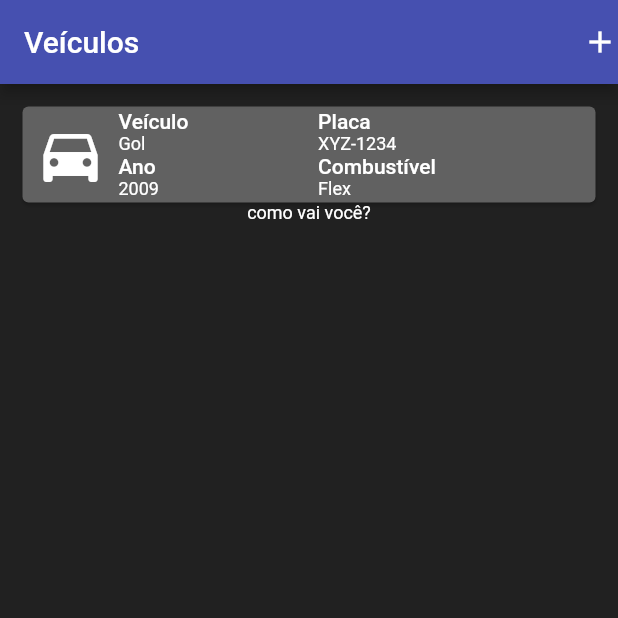
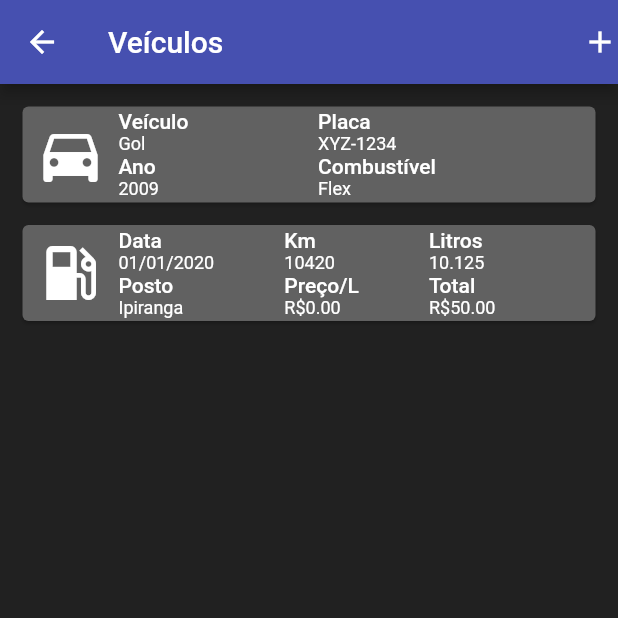
Before and after one commit to NelsonKommander/CarThingy, a Flutter app: the VehiclesPage screen opened directly, on a phone screen of 412 x 824 dp, the top half of it. Run offline on Flutter 3.47's test engine with Material 2 defaults, Android fonts, the phone set to English and light mode, and no system bars.

Commit message:
Added fuel card and started vehicle detais
Signed-off-by: Nelson Ribeiro Reis Filho <47700356+NelsonKommander@users.noreply.github.com>

```diff
--- /dev/null
+++ b/lib/screens/vehicle/vehicles.dart
@@ -0,0 +1,28 @@
+import 'package:carthingy/widgets/cards.dart';
+import 'package:flutter/material.dart';
+
+// bla bla bla
+class VehiclesPage extends StatefulWidget {
+  @override
+  _VehiclesPageState createState() => _VehiclesPageState();
+}
+
+class _VehiclesPageState extends State<VehiclesPage> {
+  @override
+  Widget build(BuildContext context) {
+    return Scaffold(
+        appBar: AppBar(
+          backgroundColor: Theme.of(context).primaryColor,
+          title: Text("Veículos"),
+          actions: <Widget>[Icon(Icons.add, color: Colors.white)],
+        ),
+        body: Container(
+          height: MediaQuery.of(context).size.height,
+          width: MediaQuery.of(context).size.width,
+          decoration: new BoxDecoration(color: Colors.grey[900]),
+          child: Column(
+            children: <Widget>[Vehicle(), Fuel()],
+          ),
+        ));
+  }
+}
--- a/lib/screens/vehicles.dart
+++ /dev/null
@@ -1,80 +0,0 @@
-import 'package:flutter/material.dart';
-
-// bla bla bla
-class VehiclesPage extends StatefulWidget {
-  @override
-  _VehiclesPageState createState() => _VehiclesPageState();
-}
-
-class _VehiclesPageState extends State<VehiclesPage> {
-  @override
-  Widget build(BuildContext context) {
-    return Scaffold(
-        appBar: AppBar(
-          backgroundColor: Theme.of(context).primaryColor,
-          title: Text("Veículos"),
-          actions: <Widget>[Icon(Icons.add, color: Colors.white)],
-        ),
-        body: Container(
-          height: MediaQuery.of(context).size.height,
-          width: MediaQuery.of(context).size.width,
-          decoration: new BoxDecoration(color: Colors.grey[900]),
-          child: Column(
-            children: <Widget>[FrontCardFace(), Text("como vai você?")],
-          ),
-        ));
-  }
-}
-
-class FrontCardFace extends StatelessWidget {
-  @override
-  Widget build(BuildContext context) {
-    return Card(
-      color: Colors.grey[700],
-      margin: EdgeInsets.fromLTRB(15, 15, 15, 0),
-      child: Row(
-        mainAxisSize: MainAxisSize.max,
-        children: [
-          Padding(
-            padding: const EdgeInsets.all(8.0),
-            child: Icon(Icons.directions_car, size: 48, color: Colors.white),
-          ),
-          Expanded(
-                      child: Row(
-              mainAxisSize: MainAxisSize.max,
-              mainAxisAlignment: MainAxisAlignment.spaceBetween,
-              children: [
-                Column(
-                  crossAxisAlignment: CrossAxisAlignment.start,
-                  children: [
-                    Text("Veículo", style: Theme.of(context).textTheme.bodyText1),
-                    Text("Gol", style: Theme.of(context).textTheme.bodyText2),
-                    Text("Ano", style: Theme.of(context).textTheme.bodyText1),
-                    Text("2009", style: Theme.of(context).textTheme.bodyText2)
-                  ],
-                ),
-                Column(
-                  crossAxisAlignment: CrossAxisAlignment.start,
-                  children: [
-                    Text("Placa", style: Theme.of(context).textTheme.bodyText1),
-                    Text("XYZ-1234", style: Theme.of(context).textTheme.bodyText2),
-                    Text("Combustível", style: Theme.of(context).textTheme.bodyText1),
-                    Text("Flex", style: Theme.of(context).textTheme.bodyText2)
-                  ],
-                ),
-                Padding(padding: EdgeInsets.all(10))
-              ],
-            ),
-          )
-        ],
-      ),
-    );
-  }
-}
-
-class BackCardFace extends StatelessWidget {
-  @override
-  Widget build(context) {
-    return Card();
-  }
-}
--- /dev/null
+++ b/lib/widgets/cards.dart
@@ -0,0 +1,111 @@
+import 'package:flutter/material.dart';
+
+class Vehicle extends StatelessWidget {
+  @override
+  Widget build(BuildContext context) {
+    return Card(
+      color: Colors.grey[700],
+      margin: EdgeInsets.fromLTRB(15, 15, 15, 0),
+      child: Row(
+        mainAxisSize: MainAxisSize.max,
+        children: [
+          Padding(
+            padding: const EdgeInsets.all(8.0),
+            child: Icon(Icons.directions_car, size: 48, color: Colors.white),
+          ),
+          Expanded(
+                      child: Row(
+              mainAxisSize: MainAxisSize.max,
+              mainAxisAlignment: MainAxisAlignment.spaceBetween,
+              children: [
+                Column(
+                  crossAxisAlignment: CrossAxisAlignment.start,
+                  children: [
+                    Text("Veículo", style: Theme.of(context).textTheme.bodyText1),
+                    Text("Gol", style: Theme.of(context).textTheme.bodyText2),
+                    Text("Ano", style: Theme.of(context).textTheme.bodyText1),
+                    Text("2009", style: Theme.of(context).textTheme.bodyText2)
+                  ],
+                ),
+                Column(
+                  crossAxisAlignment: CrossAxisAlignment.start,
+                  children: [
+                    Text("Placa", style: Theme.of(context).textTheme.bodyText1),
+                    Text("XYZ-1234", style: Theme.of(context).textTheme.bodyText2),
+                    Text("Combustível", style: Theme.of(context).textTheme.bodyText1),
+                    Text("Flex", style: Theme.of(context).textTheme.bodyText2)
+                  ],
+                ),
+                Padding(padding: EdgeInsets.all(10))
+              ],
+            ),
+          )
+        ],
+      ),
+    );
+  }
+}
+
+class Fuel extends StatelessWidget {
+  @override
+  Widget build(BuildContext context) {
+    return Card(
+      color: Colors.grey[700],
+      margin: EdgeInsets.fromLTRB(15, 15, 15, 0),
+      child: Row(
+        mainAxisSize: MainAxisSize.max,
+        children: [
+          Padding(
+            padding: const EdgeInsets.all(8.0),
+            child: Icon(Icons.local_gas_station, size: 48, color: Colors.white),
+          ),
+          Expanded(
+                      child: Row(
+              mainAxisSize: MainAxisSize.max,
+              mainAxisAlignment: MainAxisAlignment.spaceBetween,
+              children: [
+                Column(
+                  crossAxisAlignment: CrossAxisAlignment.start,
+                  children: [
+                    Text("Data", style: Theme.of(context).textTheme.bodyText1),
+                    Text("01/01/2020", style: Theme.of(context).textTheme.bodyText2),
+                    Text("Posto", style: Theme.of(context).textTheme.bodyText1),
+                    Text("Ipiranga", style: Theme.of(context).textTheme.bodyText2)
+                  ],
+                ),
+                Column(
+                  crossAxisAlignment: CrossAxisAlignment.start,
+                  children: [
+                    Text("Km", style: Theme.of(context).textTheme.bodyText1),
+                    Text("10420", style: Theme.of(context).textTheme.bodyText2),
+                    Text("Preço/L", style: Theme.of(context).textTheme.bodyText1),
+                    Text("R\$0.00", style: Theme.of(context).textTheme.bodyText2)
+                  ],
+                ),
+                Column(
+                  crossAxisAlignment: CrossAxisAlignment.start,
+                  children: [
+                    Text("Litros", style: Theme.of(context).textTheme.bodyText1),
+                    Text("10.125", style: Theme.of(context).textTheme.bodyText2),
+                    Text("Total", style: Theme.of(context).textTheme.bodyText1),
+                    Text("R\$50.00", style: Theme.of(context).textTheme.bodyText2)
+                  ],
+                ),
+                Padding(padding: EdgeInsets.all(10))
+              ],
+            ),
+          )
+        ],
+      ),
+    );
+  }
+}
+
+class Service extends StatelessWidget {
+  @override
+  Widget build(BuildContext context) {
+    return Container(
+
+    );
+  }
+}
```
Also changed, not shown: lib/main.dart (+5 -3 lines), lib/screens/vehicle/vehicleDetails.dart (added, +56 -0 lines), 2 other files.
